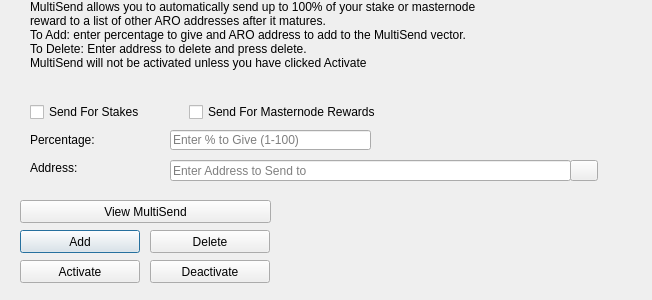
Qt form src/qt/forms/multisenddialog.ui (apeironcoin/apeiron) before a commit.
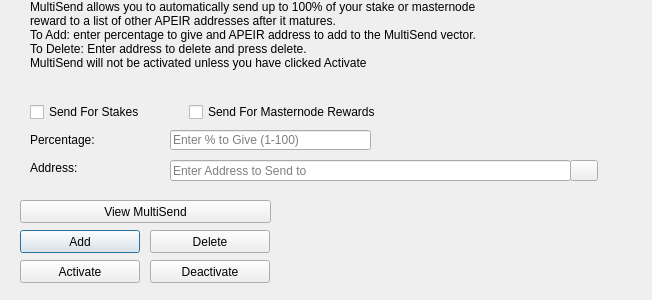
The same form after that commit. Icons and pictures are not drawn.

Commit message: v1.1 update (Re-name Ticker : ARO -> APEIR)

```diff
--- a/src/qt/forms/multisenddialog.ui
+++ b/src/qt/forms/multisenddialog.ui
@@ -61,8 +61,8 @@
     <number>1</number>
    </property>
    <property name="text">
-    <string>MultiSend allows you to automatically send up to 100% of your stake or masternode reward to a list of other ARO addresses after it matures.
-To Add: enter percentage to give and ARO address to add to the MultiSend vector.
+    <string>MultiSend allows you to automatically send up to 100% of your stake or masternode reward to a list of other APEIR addresses after it matures.
+To Add: enter percentage to give and APEIR address to add to the MultiSend vector.
 To Delete: Enter address to delete and press delete.
 MultiSend will not be activated unless you have clicked Activate</string>
    </property>
```
The commit also changes 190 other files.
